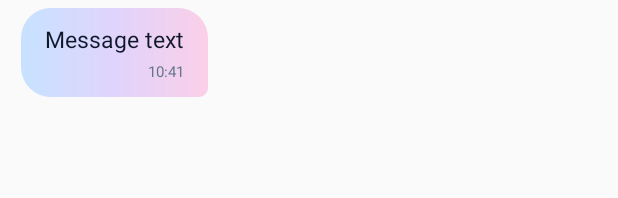
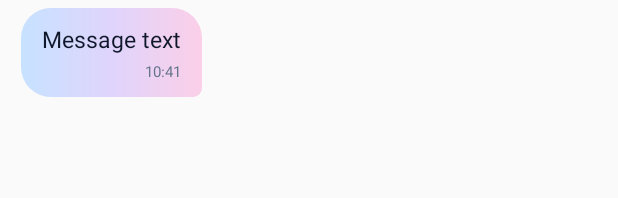
Before and after one commit to JithuxLegend/BlueWave-Chat, an Android app: the layout item_message.xml on its own in the app's theme, with its tools: preview values and no code run, on a phone screen of 412 x 824 dp. Shown: the top 198 px of the screen. Run offline under Robolectric (Android 15) with nearby library versions, the phone set to English and light mode, and no system bars.

Commit message:
Adjust padding and add ImageView in item_message layout

```diff
--- a/app/src/main/res/layout/item_message.xml
+++ b/app/src/main/res/layout/item_message.xml
@@ -14,8 +14,31 @@
         android:maxWidth="280dp"
         android:background="@drawable/bg_sent_pastel"
         android:orientation="vertical"
-        android:paddingHorizontal="16dp"
+        android:paddingHorizontal="14dp"
         android:paddingVertical="10dp">
+
+        <ImageView
+            android:id="@+id/messageImage"
+            android:layout_width="220dp"
+            android:layout_height="180dp"
+            android:layout_marginBottom="6dp"
+            android:adjustViewBounds="true"
+            android:scaleType="centerCrop"
+            android:visibility="gone" />
+
+        <TextView
+            android:id="@+id/mediaAttachmentPill"
+            android:layout_width="wrap_content"
+            android:layout_height="wrap_content"
+            android:layout_marginBottom="6dp"
+            android:background="@drawable/bg_white_pill"
+            android:paddingHorizontal="12dp"
+            android:paddingVertical="8dp"
+            android:text="▶  Play Media"
+            android:textColor="#0F172A"
+            android:textSize="13sp"
+            android:textStyle="bold"
+            android:visibility="gone" />
 
         <TextView
             android:id="@+id/messageText"
```
